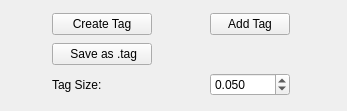
First picture: the form in tagProps.ui, repository Mouse-Imaging-Centre/brain-view2, before the edit.
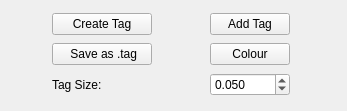
Second picture: the form after the edit.

The edit to the form file:
```diff
--- a/tagProps.ui
+++ b/tagProps.ui
@@ -150,6 +150,13 @@
      </property>
     </widget>
    </item>
+   <item row="2" column="1">
+    <widget class="QPushButton" name="TagColour">
+     <property name="text">
+      <string>Colour</string>
+     </property>
+    </widget>
+   </item>
   </layout>
  </widget>
  <resources/>
```
